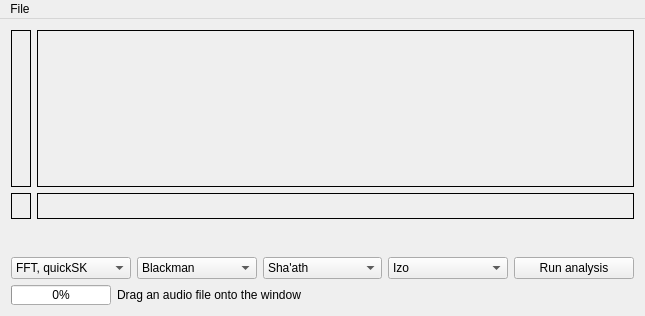
This is detailwindow.ui in ibsh/is_KeyFinder as Qt 5 draws it before an edit. The edited form follows.
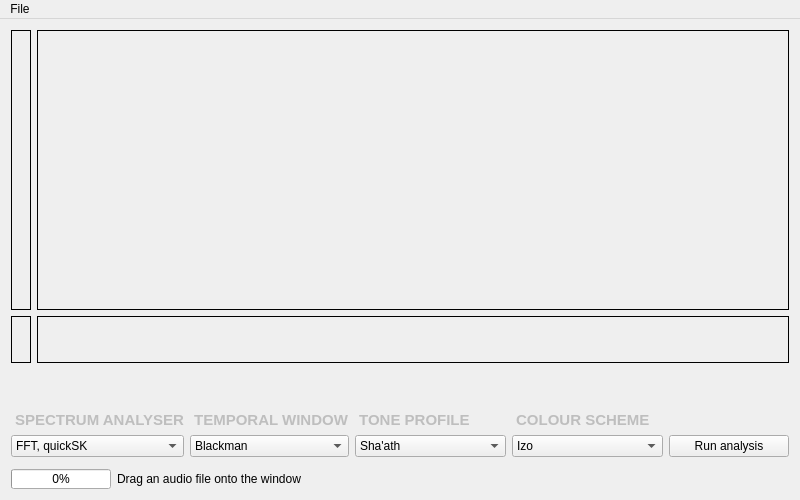
This is the edited form.

What changed in the file:
```diff
--- a/detailwindow.ui
+++ b/detailwindow.ui
@@ -6,8 +6,8 @@
    <rect>
     <x>0</x>
     <y>0</y>
-    <width>645</width>
-    <height>316</height>
+    <width>800</width>
+    <height>500</height>
    </rect>
   </property>
   <property name="sizePolicy">
@@ -182,11 +182,91 @@
        </layout>
       </item>
       <item>
-       <layout class="QHBoxLayout" name="horizontalLayout_toolBox">
-        <property name="sizeConstraint">
-         <enum>QLayout::SetDefaultConstraint</enum>
+       <layout class="QGridLayout" name="gridLayout_2">
+        <property name="topMargin">
+         <number>6</number>
         </property>
-        <item>
+        <item row="0" column="0">
+         <widget class="QLabel" name="uiLabel_SA">
+          <property name="enabled">
+           <bool>false</bool>
+          </property>
+          <property name="font">
+           <font>
+            <pointsize>11</pointsize>
+            <weight>75</weight>
+            <bold>true</bold>
+           </font>
+          </property>
+          <property name="text">
+           <string> SPECTRUM ANALYSER</string>
+          </property>
+          <property name="textFormat">
+           <enum>Qt::PlainText</enum>
+          </property>
+         </widget>
+        </item>
+        <item row="0" column="1">
+         <widget class="QLabel" name="uiLabel_TW">
+          <property name="enabled">
+           <bool>false</bool>
+          </property>
+          <property name="font">
+           <font>
+            <pointsize>11</pointsize>
+            <weight>75</weight>
+            <bold>true</bold>
+           </font>
+          </property>
+          <property name="text">
+           <string> TEMPORAL WINDOW</string>
+          </property>
+          <property name="textFormat">
+           <enum>Qt::PlainText</enum>
+          </property>
+         </widget>
+        </item>
+        <item row="0" column="2">
+         <widget class="QLabel" name="uiLabel_TP">
+          <property name="enabled">
+           <bool>false</bool>
+          </property>
+          <property name="font">
+           <font>
+            <pointsize>11</pointsize>
+            <weight>75</weight>
+            <bold>true</bold>
+           </font>
+          </property>
+          <property name="text">
+           <string> TONE PROFILE</string>
+          </property>
+          <property name="textFormat">
+           <enum>Qt::PlainText</enum>
+          </property>
+         </widget>
+        </item>
+        <item row="0" column="3">
+         <widget class="QLabel" name="uiLabel_CS">
+          <property name="enabled">
+           <bool>false</bool>
+          </property>
+          <property name="font">
+           <font>
+            <pointsize>11</pointsize>
+            <weight>75</weight>
+            <bold>true</bold>
+           </font>
+          </property>
+          <property name="text">
+           <string> COLOUR SCHEME</string>
+          </property>
+          <property name="textFormat">
+           <enum>Qt::PlainText</enum>
+          </property>
+         </widget>
+        </item>
+        <item row="1" column="0">
          <widget class="QComboBox" name="saCombo">
           <property name="currentIndex">
            <number>3</number>
@@ -213,7 +293,7 @@
           </item>
          </widget>
         </item>
-        <item>
+        <item row="1" column="1">
          <widget class="QComboBox" name="twCombo">
           <property name="currentIndex">
            <number>0</number>
@@ -235,7 +315,7 @@
           </item>
          </widget>
         </item>
-        <item>
+        <item row="1" column="2">
          <widget class="QComboBox" name="tpCombo">
           <property name="currentIndex">
            <number>2</number>
@@ -257,7 +337,7 @@
           </item>
          </widget>
         </item>
-        <item>
+        <item row="1" column="3">
          <widget class="QComboBox" name="chromaColourCombo">
           <item>
            <property name="text">
@@ -281,7 +361,7 @@
           </item>
          </widget>
         </item>
-        <item>
+        <item row="1" column="4">
          <widget class="QPushButton" name="runButton">
           <property name="minimumSize">
            <size>
@@ -304,6 +384,9 @@
       </item>
       <item>
        <layout class="QHBoxLayout" name="horizontalLayout_status">
+        <property name="topMargin">
+         <number>6</number>
+        </property>
         <item>
          <widget class="QProgressBar" name="progressBar">
           <property name="sizePolicy">
@@ -371,7 +454,7 @@
     <rect>
      <x>0</x>
      <y>0</y>
-     <width>645</width>
+     <width>800</width>
      <height>22</height>
     </rect>
    </property>
```
Left out of the diff: 2 changed lines with no effect on the pictures.
